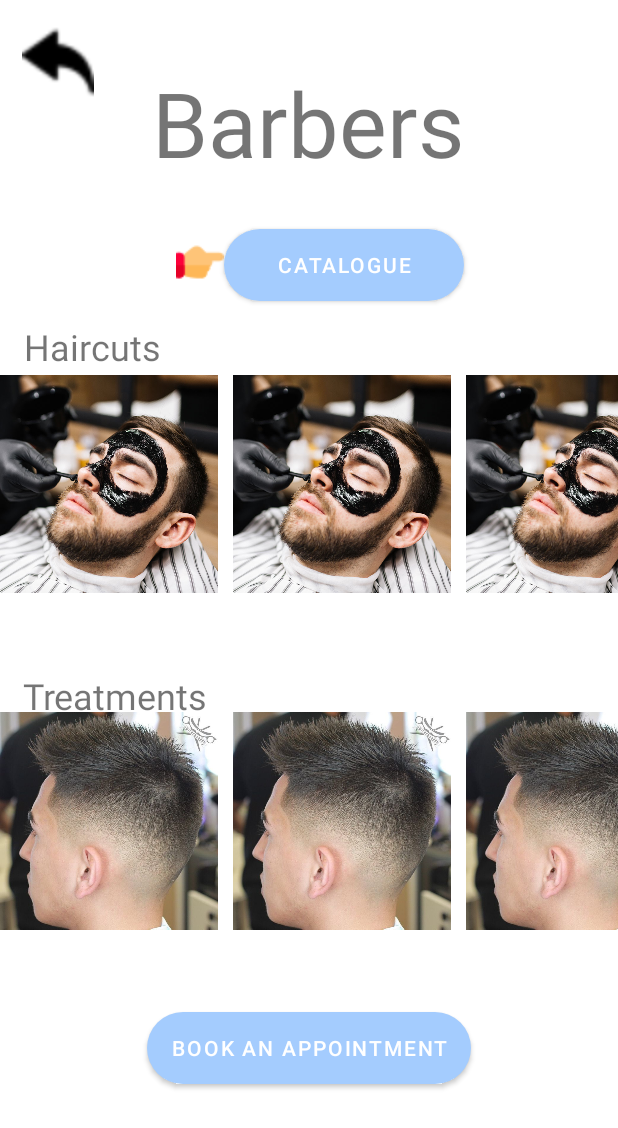
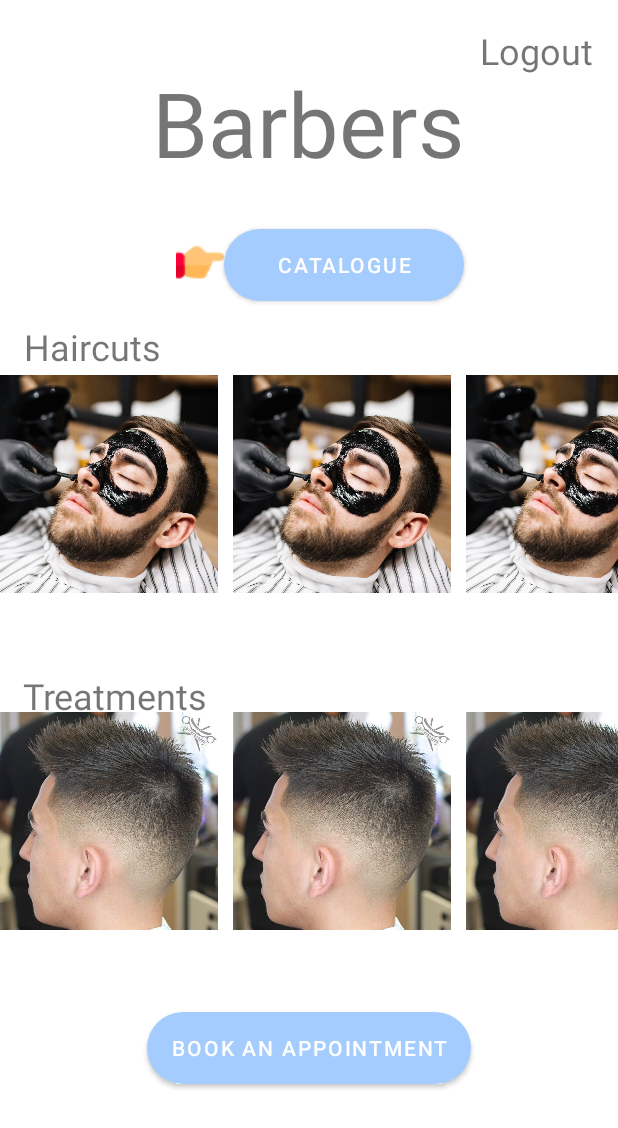
Before and after one commit to Mhmdbaba/CSC498G_FinalProject_BarberApp, an Android app: the HomePage screen opened directly, with no data from a screen before it, after a tap on "CATALOGUE", on a phone screen of 412 x 824 dp. Shown: the top 1128 px of the screen. Run offline under Robolectric (Android 15) with nearby library versions, the phone set to English and light mode, and no system bars.

Commit message:
commit 12

```diff
--- a/app/src/main/java/com/example/barber/Book.java
+++ b/app/src/main/java/com/example/barber/Book.java
@@ -55,7 +55,7 @@ public class Book extends AppCompatActivity {
                 selected.add(cb_antidandruff.getText().toString());
 
             //make sure that values are selected
-            if (sp.getSelectedItem() == null && selected.isEmpty())
+            if (sp.getSelectedItem() == null && !selected.isEmpty())
                 Toast.makeText(this, "Please fill the required blanks!", Toast.LENGTH_LONG);
              else if (sp.getSelectedItem() == null && !selected.isEmpty())
                 Toast.makeText(this, "Please fill the required blanks!", Toast.LENGTH_LONG);
--- a/app/src/main/java/com/example/barber/HomePage.java
+++ b/app/src/main/java/com/example/barber/HomePage.java
@@ -34,8 +34,7 @@ public class HomePage extends AppCompatActivity {
 
     public void Button(View view){
         Button btn = (Button) view;
-
-        if (btn.getTag().toString().equalsIgnoreCase("back")){
+        if (btn.getTag().toString().equalsIgnoreCase("logout")){
             Intent intent = new Intent(this,MainActivity.class);
             startActivity(intent);
         }
--- a/app/src/main/res/layout/activity_home_page.xml
+++ b/app/src/main/res/layout/activity_home_page.xml
@@ -88,22 +88,21 @@
         app:layout_constraintTop_toTopOf="parent"
         app:layout_constraintVertical_bias="0.271" />
 
-    <ImageView
-        android:id="@+id/imageView4"
+    <TextView
+        android:id="@+id/textView12"
         android:layout_width="wrap_content"
         android:layout_height="wrap_content"
-        android:contentDescription="@string/app_name"
-        android:minWidth="48dp"
-        android:minHeight="48dp"
+        android:clickable="true"
         android:onClick="Button"
-        android:tag="back"
+        android:tag="logout"
+        android:text="Logout"
+        android:textSize="24sp"
         app:layout_constraintBottom_toBottomOf="parent"
         app:layout_constraintEnd_toEndOf="parent"
-        app:layout_constraintHorizontal_bias="0.041"
+        app:layout_constraintHorizontal_bias="0.95"
         app:layout_constraintStart_toStartOf="parent"
         app:layout_constraintTop_toTopOf="parent"
-        app:layout_constraintVertical_bias="0.022"
-        app:srcCompat="@drawable/back" />
+        app:layout_constraintVertical_bias="0.022" />
 
     <ScrollView
         android:id="@+id/scrollView3"
```
Also changed, not shown: app/src/main/java/com/example/barber/MainActivity.java (+6 -1 lines), app/src/main/res/layout/activity_register.xml (+7 -8 lines).
